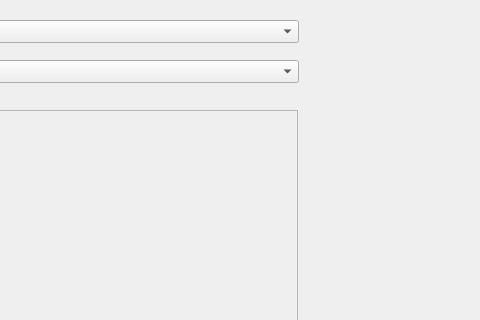
Qt form main.ui (cyberneuron/RT-CNN-Vis) before a commit; both pictures show x 662 to 1142 and y 0 to 320 of the 1142 by 821 pixel window.
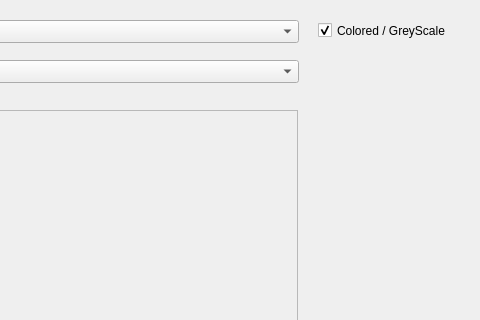
The same form after that commit.

Patch:
```diff
--- a/main.ui
+++ b/main.ui
@@ -122,6 +122,22 @@
      <string/>
     </property>
    </widget>
+   <widget class="QCheckBox" name="checkBoxColoredGreyScale">
+    <property name="geometry">
+     <rect>
+      <x>980</x>
+      <y>20</y>
+      <width>141</width>
+      <height>21</height>
+     </rect>
+    </property>
+    <property name="text">
+     <string>Colored / GreyScale</string>
+    </property>
+    <property name="checked">
+     <bool>true</bool>
+    </property>
+   </widget>
   </widget>
   <widget class="QMenuBar" name="menubar">
    <property name="geometry">
```
Left out of the diff: 22 changed lines with no effect on the pictures.
